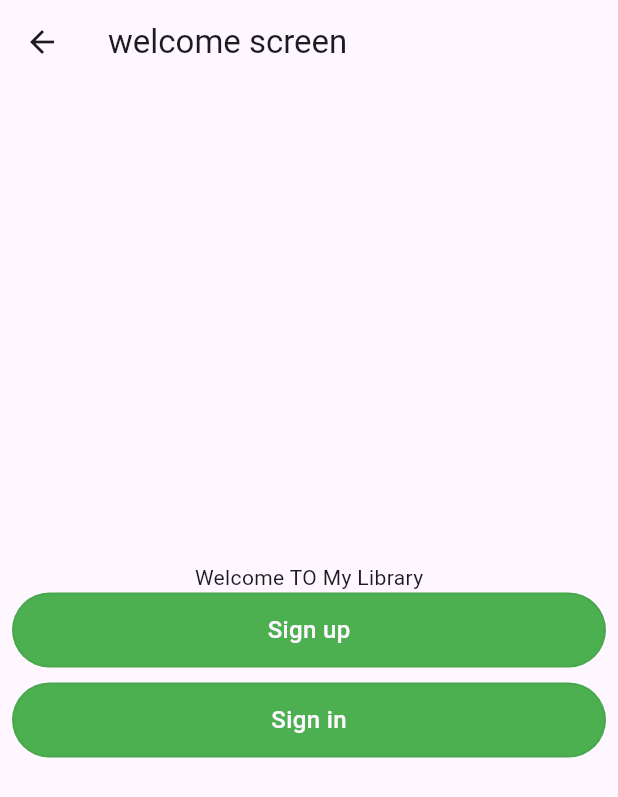
After one commit to srmanry/LibraryApp, a Flutter app: the screen it shows after launch, on a phone screen of 412 x 824 dp. The commit adds this screen. Shown: the top 797 px of the screen. Run offline on Flutter 3.47's test engine with Material 3 defaults, Android fonts, the phone set to English and light mode, and no system bars; our stand-ins replace firebase_core, get; missing offline and left inert: syncfusion_flutter_pdfviewer; accounts and stored records are empty; Roboto replaces fonts that are missing (SFProText).

Commit message:
last commti

```diff
--- a/lib/feature/auth/view/sign_up_screen.dart
+++ b/lib/feature/auth/view/sign_up_screen.dart
@@ -16,6 +16,8 @@ class SignUpScreenView extends StatelessWidget {
       body: SingleChildScrollView(child: Padding(
         padding: const EdgeInsets.all(Dimensions.fifTeen),
         child: Column(
+          crossAxisAlignment: CrossAxisAlignment.start,
+          mainAxisAlignment: MainAxisAlignment.center,
           children: [
             const Text("Join E Book Library",style: textBold,),
             const Text("Read and Books"),
@@ -38,7 +40,7 @@ class SignUpScreenView extends StatelessWidget {
               Text("Sign in",style: textRegular.copyWith(color: appColor),),
             ],),
 
-          const Spacer(),
+
             Padding(
               padding: const EdgeInsets.symmetric(vertical: Dimensions.twenty),
               child: CustomBottom(name:"Sign up",bottomColor: appColor,),
--- /dev/null
+++ b/lib/feature/intro/view/welcome_screen.dart
@@ -0,0 +1,44 @@
+import 'package:flutter/material.dart';
+import 'package:get/get.dart';
+import 'package:get/get_core/src/get_main.dart';
+import 'package:mylibrary/common/botton.dart';
+import 'package:mylibrary/feature/auth/view/login_screen_veiw.dart';
+import 'package:mylibrary/feature/auth/view/sign_up_screen.dart';
+
+class WelcomeScreenView extends StatelessWidget {
+  const WelcomeScreenView({super.key});
+
+  @override
+  Widget build(BuildContext context) {
+    return Scaffold(
+      appBar: AppBar(
+        title: Text("welcome screen "),
+      ),
+
+      body: Padding(
+        padding: const EdgeInsets.all(8.0),
+        child: Column(
+          crossAxisAlignment: CrossAxisAlignment.center,
+          mainAxisAlignment: MainAxisAlignment.center,
+          children: [
+
+            Text("Welcome TO My Library"),
+
+            CustomBottom(
+            textColor: Colors.black,
+            bottomColor: Colors.green,name: "Sign up",onTap: (){
+              Get.to(SignUpScreenView());
+            },),
+            SizedBox(height: 10,),
+
+            CustomBottom(
+              bottomColor: Colors.green,
+              name: "Sign in",onTap: (){
+              Get.to(LoginScreenView());
+            },)
+          ],
+        ),
+      ),
+    );
+  }
+}
--- a/pubspec.yaml
+++ b/pubspec.yaml
@@ -65,9 +65,9 @@ flutter:
   # the material Icons class.
   uses-material-design: true
 
-  # To add assets to your application, add an assets section, like this:
-  # assets:
-  #   - images/a_dot_burr.jpeg
+
+  assets:
+    - assets/images/
   #   - images/a_dot_ham.jpeg
 
   # An image asset can refer to one or more resolution-specific "variants", see
```
Also changed, not shown: lib/feature/intro/view/splash_screen_view.dart (+6 -10 lines), pubspec.lock.
